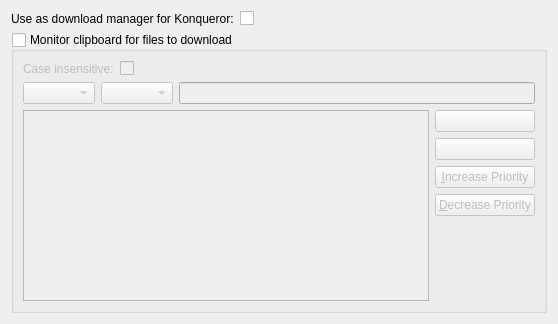
Qt form conf/dlgintegration.ui (KDE/kget) before a commit.
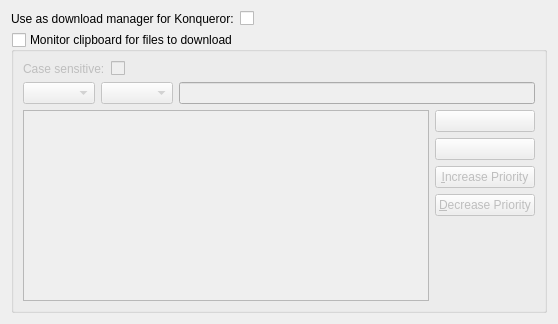
The same form after that commit. Custom widgets are drawn as their Qt base class.

Commit message: Uses "cases sensitive" as option name instead of "case insensitive".

Diff of the .ui file:
```diff
--- a/conf/dlgintegration.ui
+++ b/conf/dlgintegration.ui
@@ -40,7 +40,7 @@
       <item row="0" column="0">
        <widget class="QLabel" name="label_5">
         <property name="text">
-         <string>Case insensitive:</string>
+         <string>Case sensitive:</string>
         </property>
        </widget>
       </item>
```
Left out of the diff: 2 changed lines with no effect on the pictures. The commit also changes 5 other files.
